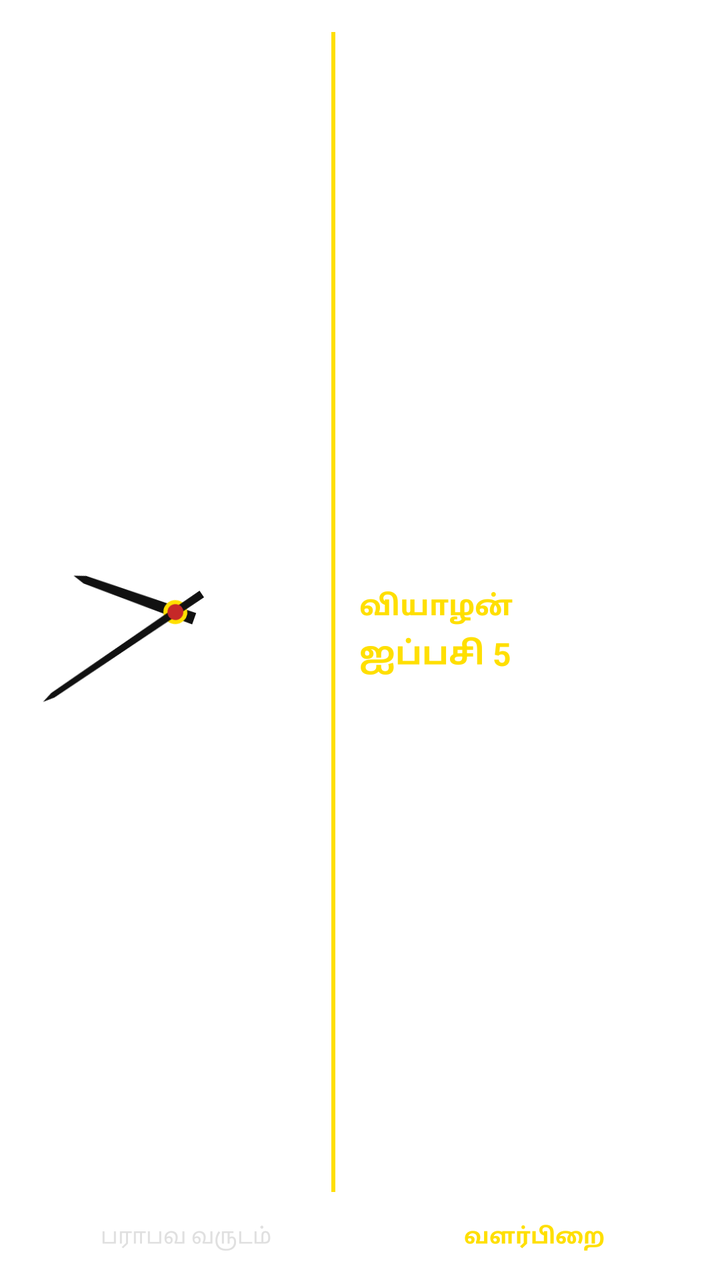
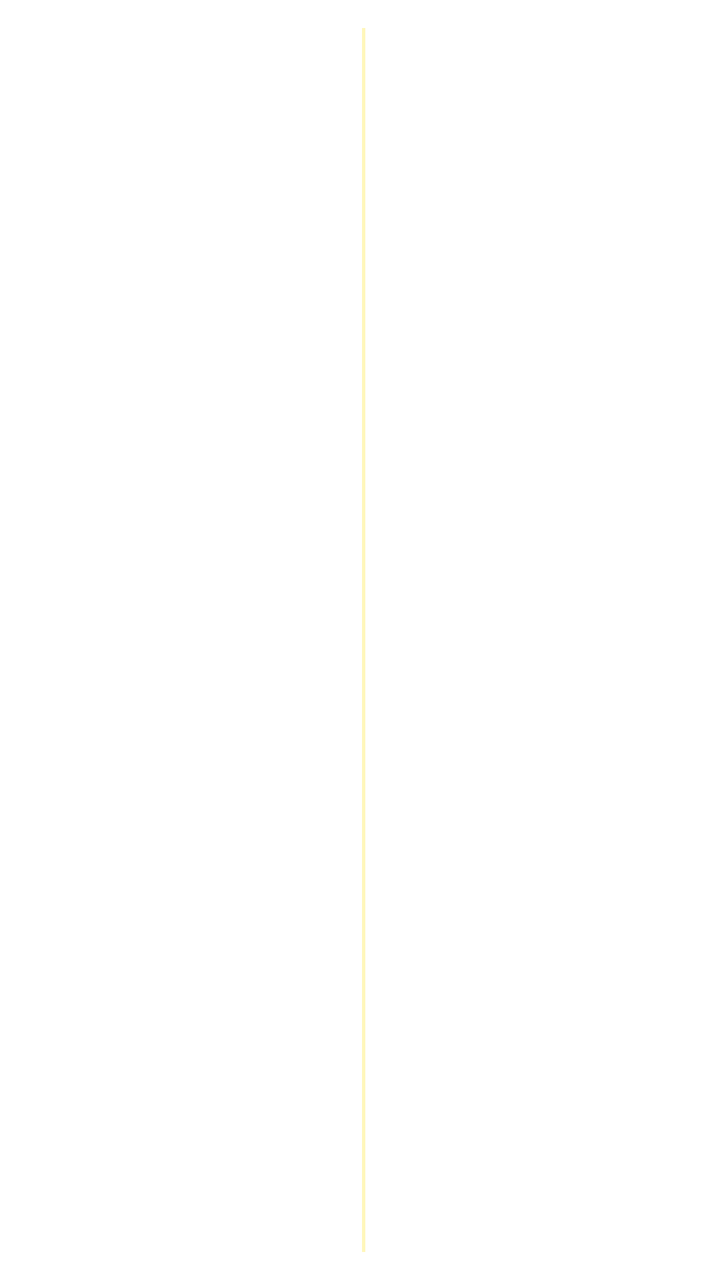

An Android layout rendered at two revisions. The XML below is the earlier revision; the diff shows what the commit changed to produce the second picture.
<!-- AndroidManifest.xml: application theme Theme.MaterialComponents.DayNight.NoActionBar -->
<!-- res/layout/widget_classic_clock.xml -->
<?xml version="1.0" encoding="utf-8"?>
<RelativeLayout xmlns:android="http://schemas.android.com/apk/res/android"
    android:id="@+id/widget_root"
    android:layout_width="match_parent"
    android:layout_height="match_parent">

    
    <ImageView
        android:id="@+id/widget_bg_image"
        android:layout_width="match_parent"
        android:layout_height="match_parent"
        android:scaleType="fitXY" />

    
    <RelativeLayout
        android:layout_width="match_parent"
        android:layout_height="match_parent"
        android:padding="10dp">

        
        <LinearLayout
            android:id="@+id/layout_top_section"
            android:layout_width="match_parent"
            android:layout_height="0dp"
            android:layout_alignParentTop="true"
            android:layout_above="@+id/layout_row4_container"
            android:orientation="horizontal"
            android:gravity="center_vertical">

            
            <FrameLayout
                android:id="@+id/layout_clock_container"
                android:layout_width="0dp"
                android:layout_height="match_parent"
                android:layout_weight="1"
                android:layout_margin="2dp">

                
                <AnalogClock
                    android:id="@+id/ac_classic_clock"
                    android:layout_width="match_parent"
                    android:layout_height="match_parent"
                    android:dial="@drawable/classic_clock_dial"
                    android:hand_hour="@drawable/classic_clock_hour"
                    android:hand_minute="@drawable/classic_clock_minute"
                    android:visibility="visible" />

                
                <LinearLayout
                    android:id="@+id/digital_clock"
                    android:layout_width="match_parent"
                    android:layout_height="match_parent"
                    android:orientation="horizontal"
                    android:gravity="center"
                    android:visibility="gone">

                    <TextClock
                        android:layout_width="wrap_content"
                        android:layout_height="wrap_content"
                        android:format12Hour="hh:mm"
                        android:format24Hour="HH:mm"
                        android:textColor="#FFDF00"
                        android:textSize="26sp"
                        android:textStyle="bold"
                        android:includeFontPadding="false" />

                    <TextClock
                        android:layout_width="wrap_content"
                        android:layout_height="wrap_content"
                        android:layout_marginStart="2dp"
                        android:format12Hour="a"
                        android:format24Hour=""
                        android:textColor="#FFDF00"
                        android:textSize="12sp"
                        android:textStyle="bold"
                        android:includeFontPadding="false" />
                </LinearLayout>
            </FrameLayout>

            
            <View
                android:id="@+id/view_split_divider"
                android:layout_width="2dp"
                android:layout_height="match_parent"
                android:layout_marginVertical="6dp"
                android:background="#FFDF00" />

            
            <LinearLayout
                android:id="@+id/layout_date_column"
                android:layout_width="0dp"
                android:layout_height="match_parent"
                android:layout_weight="1.2"
                android:gravity="center_vertical|start"
                android:paddingStart="12dp"
                android:orientation="vertical">

                
                <TextView
                    android:id="@+id/tv_gregorian_date"
                    android:layout_width="wrap_content"
                    android:layout_height="wrap_content"
                    android:text="22 - 10 - 2026"
                    android:textSize="13sp"
                    android:textColor="#FFFFFF"
                    android:textStyle="bold"
                    android:singleLine="true" />

                
                <TextView
                    android:id="@+id/tv_weekday_name"
                    android:layout_width="wrap_content"
                    android:layout_height="wrap_content"
                    android:layout_marginTop="2dp"
                    android:text="வியாழன்"
                    android:textSize="14sp"
                    android:textColor="#FFDF00"
                    android:textStyle="bold"
                    android:singleLine="true" />

                
                <TextView
                    android:id="@+id/tv_tamil_date"
                    android:layout_width="wrap_content"
                    android:layout_height="wrap_content"
                    android:layout_marginTop="3dp"
                    android:text="ஐப்பசி 5"
                    android:textSize="16sp"
                    android:textColor="#FFDF00"
                    android:textStyle="bold"
                    android:singleLine="true"
                    android:background="?android:attr/selectableItemBackground" />
            </LinearLayout>
        </LinearLayout>

        
        <LinearLayout
            android:id="@+id/layout_row4_container"
            android:layout_width="match_parent"
            android:layout_height="wrap_content"
            android:layout_alignParentBottom="true"
            android:layout_marginTop="4dp"
            android:gravity="center"
            android:orientation="horizontal">

            
            <TextView
                android:id="@+id/tv_row4_chip1"
                android:layout_width="0dp"
                android:layout_height="24dp"
                android:layout_weight="1"
                android:layout_marginEnd="4dp"
                android:background="#26FFFFFF"
                android:gravity="center"
                android:text="பராபவ வருடம்"
                android:textSize="11sp"
                android:textColor="#E0E0E0"
                android:singleLine="true" />

            
            <TextView
                android:id="@+id/tv_row4_chip2"
                android:layout_width="0dp"
                android:layout_height="24dp"
                android:layout_weight="1"
                android:layout_marginStart="4dp"
                android:background="#26FFFFFF"
                android:gravity="center"
                android:text="வளர்பிறை"
                android:textSize="11sp"
                android:textColor="#FFDF00"
                android:textStyle="bold"
                android:singleLine="true" />
        </LinearLayout>
    </RelativeLayout>

</RelativeLayout>
<!-- resources referenced by this layout -->
<resources>
  <!-- drawable classic_clock_dial (drawable) -->
  <?xml version="1.0" encoding="utf-8"?>
  <shape xmlns:android="http://schemas.android.com/apk/res/android"
      android:shape="oval">
      <solid android:color="#FDFBF7" />
      <stroke
          android:width="3dp"
          android:color="#C5A059" />
  </shape>
  <!-- drawable classic_clock_hour (drawable) -->
  <?xml version="1.0" encoding="utf-8"?>
  <vector xmlns:android="http://schemas.android.com/apk/res/android"
      android:width="200dp"
      android:height="200dp"
      android:viewportWidth="200"
      android:viewportHeight="200">
  
      <path
          android:pathData="M 97,110 L 98,52 L 100,46 L 102,52 L 103,110 Z"
          android:fillColor="#111111" />
  
      <path
          android:pathData="M 100,94 A 6,6 0 1,1 99.9,94 Z"
          android:fillColor="#FFDF00" />
  </vector>
  <!-- drawable classic_clock_minute (drawable) -->
  <?xml version="1.0" encoding="utf-8"?>
  <vector xmlns:android="http://schemas.android.com/apk/res/android"
      android:width="200dp"
      android:height="200dp"
      android:viewportWidth="200"
      android:viewportHeight="200">
  
      <path
          android:pathData="M 98,116 L 98.6,26 L 100,20 L 101.4,26 L 102,116 Z"
          android:fillColor="#111111" />
  
      <path
          android:pathData="M 100,96 A 4,4 0 1,1 99.9,96 Z"
          android:fillColor="#C62828" />
  </vector>
</resources>

<!-- the commit's change to res/layout/widget_classic_clock.xml (unified diff, before → after) -->
@@ -1,5 +1,5 @@
 <?xml version="1.0" encoding="utf-8"?>
-<RelativeLayout xmlns:android="http://schemas.android.com/apk/res/android"
+<FrameLayout xmlns:android="http://schemas.android.com/apk/res/android"
     android:id="@+id/widget_root"
     android:layout_width="match_parent"
     android:layout_height="match_parent">
@@ -9,169 +9,201 @@
         android:id="@+id/widget_bg_image"
         android:layout_width="match_parent"
         android:layout_height="match_parent"
-        android:scaleType="fitXY" />
+        android:scaleType="fitXY"
+        android:contentDescription="Widget Background" />
 
     
-    <RelativeLayout
+    <LinearLayout
         android:layout_width="match_parent"
         android:layout_height="match_parent"
-        android:padding="10dp">
+        android:orientation="horizontal"
+        android:gravity="center_vertical"
+        android:padding="8dp"
+        android:weightSum="2">
+
+        
+        <FrameLayout
+            android:id="@+id/container_clock"
+            android:layout_width="0dp"
+            android:layout_height="match_parent"
+            android:layout_weight="1"
+            android:layout_margin="2dp">
+
+            
+            <AnalogClock
+                android:id="@+id/analog_clock_view"
+                android:layout_width="match_parent"
+                android:layout_height="match_parent"
+                android:layout_gravity="center"
+                android:dial="@drawable/classic_clock_dial"
+                android:hand_hour="@drawable/classic_clock_hour"
+                android:hand_minute="@drawable/classic_clock_minute"
+                android:visibility="gone" />
+
+            
+            <TextView
+                android:id="@+id/tv_digital_clock"
+                android:layout_width="match_parent"
+                android:layout_height="match_parent"
+                android:gravity="center"
+                android:textSize="28sp"
+                android:textStyle="bold"
+                android:includeFontPadding="false"
+                android:visibility="visible" />
+        </FrameLayout>
+
+        
+        <View
+            android:id="@+id/view_center_divider"
+            android:layout_width="1.5dp"
+            android:layout_height="match_parent"
+            android:layout_marginVertical="6dp"
+            android:layout_marginHorizontal="4dp"
+            android:background="#44FFDF00" />
 
         
         <LinearLayout
-            android:id="@+id/layout_top_section"
-            android:layout_width="match_parent"
-            android:layout_height="0dp"
-            android:layout_alignParentTop="true"
-            android:layout_above="@+id/layout_row4_container"
-            android:orientation="horizontal"
-            android:gravity="center_vertical">
-
-            
-            <FrameLayout
-                android:id="@+id/layout_clock_container"
-                android:layout_width="0dp"
-                android:layout_height="match_parent"
-                android:layout_weight="1"
-                android:layout_margin="2dp">
-
-                
-                <AnalogClock
-                    android:id="@+id/ac_classic_clock"
-                    android:layout_width="match_parent"
-                    android:layout_height="match_parent"
-                    android:dial="@drawable/classic_clock_dial"
-                    android:hand_hour="@drawable/classic_clock_hour"
-                    android:hand_minute="@drawable/classic_clock_minute"
-                    android:visibility="visible" />
-
-                
-                <LinearLayout
-                    android:id="@+id/digital_clock"
-                    android:layout_width="match_parent"
-                    android:layout_height="match_parent"
-                    android:orientation="horizontal"
-                    android:gravity="center"
-                    android:visibility="gone">
-
-                    <TextClock
-                        android:layout_width="wrap_content"
-                        android:layout_height="wrap_content"
-                        android:format12Hour="hh:mm"
-                        android:format24Hour="HH:mm"
-                        android:textColor="#FFDF00"
-                        android:textSize="26sp"
-                        android:textStyle="bold"
-                        android:includeFontPadding="false" />
-
-                    <TextClock
-                        android:layout_width="wrap_content"
-                        android:layout_height="wrap_content"
-                        android:layout_marginStart="2dp"
-                        android:format12Hour="a"
-                        android:format24Hour=""
-                        android:textColor="#FFDF00"
-                        android:textSize="12sp"
-                        android:textStyle="bold"
-                        android:includeFontPadding="false" />
-                </LinearLayout>
-            </FrameLayout>
-
-            
-            <View
-                android:id="@+id/view_split_divider"
-                android:layout_width="2dp"
-                android:layout_height="match_parent"
-                android:layout_marginVertical="6dp"
-                android:background="#FFDF00" />
-
-            
-            <LinearLayout
-                android:id="@+id/layout_date_column"
-                android:layout_width="0dp"
-                android:layout_height="match_parent"
-                android:layout_weight="1.2"
-                android:gravity="center_vertical|start"
-                android:paddingStart="12dp"
-                android:orientation="vertical">
-
-                
-                <TextView
-                    android:id="@+id/tv_gregorian_date"
-                    android:layout_width="wrap_content"
-                    android:layout_height="wrap_content"
-                    android:text="22 - 10 - 2026"
-                    android:textSize="13sp"
-                    android:textColor="#FFFFFF"
-                    android:textStyle="bold"
-                    android:singleLine="true" />
-
-                
-                <TextView
-                    android:id="@+id/tv_weekday_name"
-                    android:layout_width="wrap_content"
-                    android:layout_height="wrap_content"
-                    android:layout_marginTop="2dp"
-                    android:text="வியாழன்"
-                    android:textSize="14sp"
-                    android:textColor="#FFDF00"
-                    android:textStyle="bold"
-                    android:singleLine="true" />
-
-                
-                <TextView
-                    android:id="@+id/tv_tamil_date"
-                    android:layout_width="wrap_content"
-                    android:layout_height="wrap_content"
-                    android:layout_marginTop="3dp"
-                    android:text="ஐப்பசி 5"
-                    android:textSize="16sp"
-                    android:textColor="#FFDF00"
-                    android:textStyle="bold"
-                    android:singleLine="true"
-                    android:background="?android:attr/selectableItemBackground" />
-            </LinearLayout>
+            android:id="@+id/container_elements_half"
+            android:layout_width="0dp"
+            android:layout_height="match_parent"
+            android:layout_weight="1"
+            android:orientation="vertical"
+            android:gravity="center_vertical"
+            android:paddingHorizontal="4dp"
+            android:weightSum="5">
+
+            
+            <LinearLayout
+                android:layout_width="match_parent"
+                android:layout_height="0dp"
+                android:layout_weight="1"
+                android:orientation="horizontal"
+                android:gravity="center_vertical">
+
+                <TextView
+                    android:id="@+id/tv_widget_greg_date"
+                    android:layout_width="wrap_content"
+                    android:layout_height="wrap_content"
+                    android:textSize="12sp"
+                    android:textStyle="bold"
+                    android:maxLines="1"
+                    android:includeFontPadding="false" />
+
+                <TextView
+                    android:id="@+id/tv_widget_weekday"
+                    android:layout_width="wrap_content"
+                    android:layout_height="wrap_content"
+                    android:layout_marginStart="6dp"
+                    android:textSize="12sp"
+                    android:textStyle="bold"
+                    android:maxLines="1"
+                    android:includeFontPadding="false" />
+            </LinearLayout>
+
+            
+            <LinearLayout
+                android:layout_width="match_parent"
+                android:layout_height="0dp"
+                android:layout_weight="1"
+                android:orientation="horizontal"
+                android:gravity="center_vertical">
+
+                <TextView
+                    android:id="@+id/tv_widget_tamil_date"
+                    android:layout_width="wrap_content"
+                    android:layout_height="wrap_content"
+                    android:textSize="12.5sp"
+                    android:textStyle="bold"
+                    android:maxLines="1"
+                    android:includeFontPadding="false" />
+            </LinearLayout>
+
+            
+            <LinearLayout
+                android:layout_width="match_parent"
+                android:layout_height="0dp"
+                android:layout_weight="1"
+                android:orientation="horizontal"
+                android:gravity="center_vertical">
+
+                <TextView
+                    android:id="@+id/tv_widget_elem1_label"
+                    android:layout_width="wrap_content"
+                    android:layout_height="wrap_content"
+                    android:textSize="11.5sp"
+                    android:textStyle="bold"
+                    android:maxLines="1"
+                    android:includeFontPadding="false" />
+
+                <TextView
+                    android:id="@+id/tv_widget_elem1_val"
+                    android:layout_width="wrap_content"
+                    android:layout_height="wrap_content"
+                    android:layout_marginStart="4dp"
+                    android:textSize="11.5sp"
+                    android:textStyle="bold"
+                    android:maxLines="1"
+                    android:includeFontPadding="false" />
+            </LinearLayout>
+
+            
+            <LinearLayout
+                android:layout_width="match_parent"
+                android:layout_height="0dp"
+                android:layout_weight="1"
+                android:orientation="horizontal"
+                android:gravity="center_vertical">
+
+                <TextView
+                    android:id="@+id/tv_widget_elem2_label"
+                    android:layout_width="wrap_content"
+                    android:layout_height="wrap_content"
+                    android:textSize="11.5sp"
+                    android:textStyle="bold"
+                    android:maxLines="1"
+                    android:includeFontPadding="false" />
+
+                <TextView
+                    android:id="@+id/tv_widget_elem2_val"
+                    android:layout_width="wrap_content"
+                    android:layout_height="wrap_content"
+                    android:layout_marginStart="4dp"
+                    android:textSize="11.5sp"
+                    android:textStyle="bold"
+                    android:maxLines="1"
+                    android:includeFontPadding="false" />
+            </LinearLayout>
+
+            
+            <LinearLayout
+                android:layout_width="match_parent"
+                android:layout_height="0dp"
+                android:layout_weight="1"
+                android:orientation="horizontal"
+                android:gravity="center_vertical">
+
+                <TextView
+                    android:id="@+id/tv_widget_elem3_label"
+                    android:layout_width="wrap_content"
+                    android:layout_height="wrap_content"
+                    android:textSize="11.5sp"
+                    android:textStyle="bold"
+                    android:maxLines="1"
+                    android:includeFontPadding="false" />
+
+                <TextView
+                    android:id="@+id/tv_widget_elem3_val"
+                    android:layout_width="wrap_content"
+                    android:layout_height="wrap_content"
+                    android:layout_marginStart="4dp"
+                    android:textSize="11.5sp"
+                    android:textStyle="bold"
+                    android:maxLines="1"
+                    android:includeFontPadding="false" />
+            </LinearLayout>
+
         </LinearLayout>
 
-        
-        <LinearLayout
-            android:id="@+id/layout_row4_container"
-            android:layout_width="match_parent"
-            android:layout_height="wrap_content"
-            android:layout_alignParentBottom="true"
-            android:layout_marginTop="4dp"
-            android:gravity="center"
-            android:orientation="horizontal">
-
-            
-            <TextView
-                android:id="@+id/tv_row4_chip1"
-                android:layout_width="0dp"
-                android:layout_height="24dp"
-                android:layout_weight="1"
-                android:layout_marginEnd="4dp"
-                android:background="#26FFFFFF"
-                android:gravity="center"
-                android:text="பராபவ வருடம்"
-                android:textSize="11sp"
-                android:textColor="#E0E0E0"
-                android:singleLine="true" />
-
-            
-            <TextView
-                android:id="@+id/tv_row4_chip2"
-                android:layout_width="0dp"
-                android:layout_height="24dp"
-                android:layout_weight="1"
-                android:layout_marginStart="4dp"
-                android:background="#26FFFFFF"
-                android:gravity="center"
-                android:text="வளர்பிறை"
-                android:textSize="11sp"
-                android:textColor="#FFDF00"
-                android:textStyle="bold"
-                android:singleLine="true" />
-        </LinearLayout>
-    </RelativeLayout>
-
-</RelativeLayout>
+    </LinearLayout>
+
+</FrameLayout>
